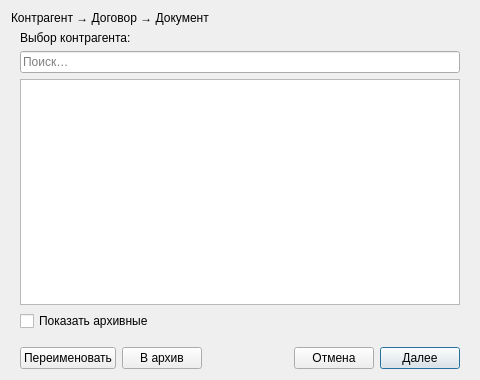
Old version of the form designer/ui/contractordialog.ui in the repository Aleee/FinanceCalender.
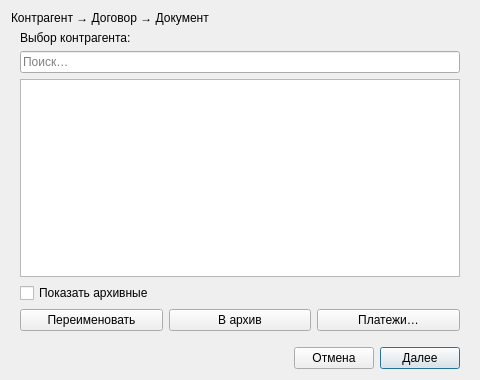
New version of the form.

Commit message: feat: contract history and edit payments

Patch:
```diff
--- a/designer/ui/contractordialog.ui
+++ b/designer/ui/contractordialog.ui
@@ -58,6 +58,40 @@
         </widget>
        </item>
        <item row="4" column="0">
+        <layout class="QHBoxLayout" name="horizontalLayout_actions">
+         <item>
+          <widget class="QPushButton" name="pb_rename_contractor">
+           <property name="text">
+            <string>Переименовать</string>
+           </property>
+           <property name="autoDefault">
+            <bool>false</bool>
+           </property>
+          </widget>
+         </item>
+         <item>
+          <widget class="QPushButton" name="pb_archive_contractor">
+           <property name="text">
+            <string>В архив</string>
+           </property>
+           <property name="autoDefault">
+            <bool>false</bool>
+           </property>
+          </widget>
+         </item>
+         <item>
+          <widget class="QPushButton" name="pb_history_contractor">
+           <property name="text">
+            <string>Платежи…</string>
+           </property>
+           <property name="autoDefault">
+            <bool>false</bool>
+           </property>
+          </widget>
+         </item>
+        </layout>
+       </item>
+       <item row="5" column="0">
         <spacer name="verticalSpacer_2">
          <property name="orientation">
           <enum>Qt::Orientation::Vertical</enum>
@@ -86,28 +120,8 @@
        <item row="2" column="0">
         <widget class="QListWidget" name="lw_contractor"/>
        </item>
-       <item row="5" column="0">
+       <item row="6" column="0">
         <layout class="QHBoxLayout" name="horizontalLayout">
-         <item>
-          <widget class="QPushButton" name="pb_rename_contractor">
-           <property name="text">
-            <string>Переименовать</string>
-           </property>
-           <property name="autoDefault">
-            <bool>false</bool>
-           </property>
-          </widget>
-         </item>
-         <item>
-          <widget class="QPushButton" name="pb_archive_contractor">
-           <property name="text">
-            <string>В архив</string>
-           </property>
-           <property name="autoDefault">
-            <bool>false</bool>
-           </property>
-          </widget>
-         </item>
          <item>
           <spacer name="horizontalSpacer">
            <property name="orientation">
```
Left out of the diff: 58 changed lines with no effect on the pictures. The commit also changes 15 other files.
